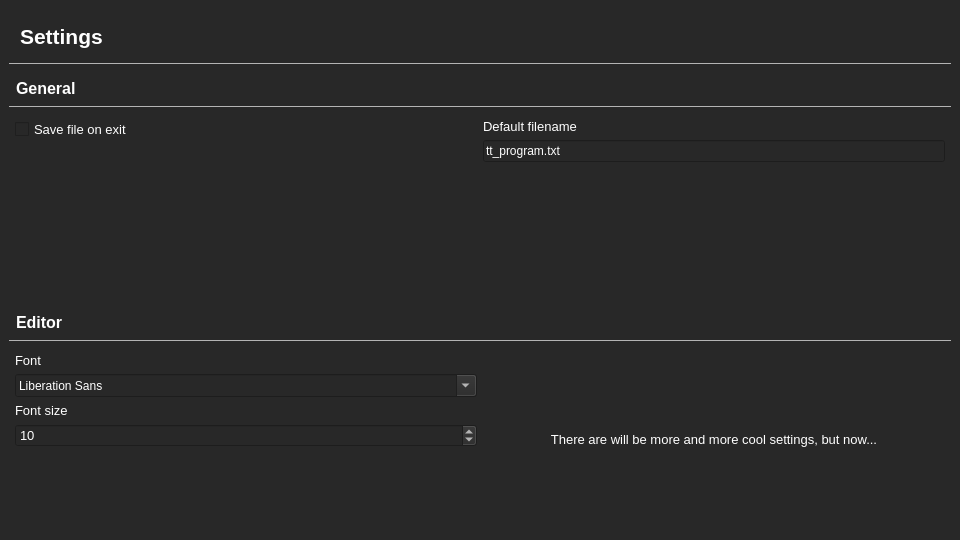
The window that ui/settings.ui (generalsuslik/grid-interpreter) describes before a commit, drawn with Qt 5.
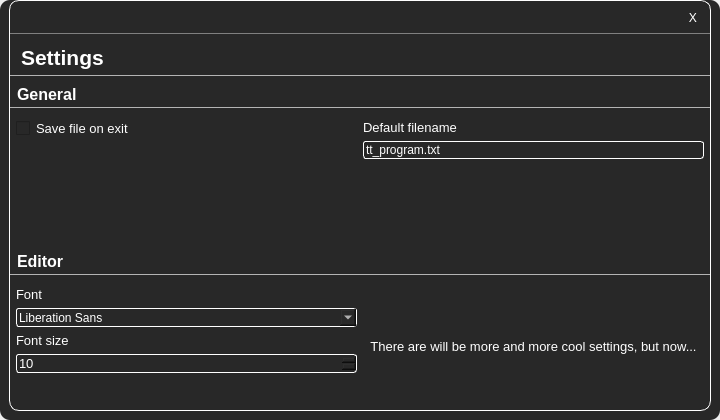
The same window after the commit.

Commit message: +settings now settings works CI/CD now has more longer lines and ignores flake8 W503 conflicting with PEP8's W504

Patch:
```diff
--- a/ui/settings.ui
+++ b/ui/settings.ui
@@ -6,38 +6,125 @@
    <rect>
     <x>0</x>
     <y>0</y>
-    <width>960</width>
-    <height>540</height>
+    <width>720</width>
+    <height>420</height>
    </rect>
   </property>
   <property name="minimumSize">
    <size>
-    <width>960</width>
-    <height>540</height>
+    <width>720</width>
+    <height>420</height>
    </size>
   </property>
   <property name="windowTitle">
    <string>Settings</string>
   </property>
   <property name="styleSheet">
-   <string notr="true">background: rgb(40, 40, 40);
-color: white;</string>
+   <string notr="true">background: none;
+color: white;
+padding: 0;</string>
   </property>
   <widget class="QWidget" name="centralwidget">
+   <property name="styleSheet">
+    <string notr="true">border-radius: 10px;
+background: rgb(40, 40, 40);</string>
+   </property>
    <layout class="QGridLayout" name="gridLayout_2">
+    <property name="topMargin">
+     <number>0</number>
+    </property>
     <item row="0" column="0">
-     <layout class="QVBoxLayout" name="verticalLayout" stretch="3,2,10,2,10">
+     <widget class="QWidget" name="widget" native="true">
+      <property name="styleSheet">
+       <string notr="true">border: 1px solid white;
+border-radius: 10px;</string>
+      </property>
+      <layout class="QVBoxLayout" name="verticalLayout" stretch="0,0,2,10,2,10">
+       <property name="spacing">
+        <number>6</number>
+       </property>
       <property name="leftMargin">
+        <number>1</number>
+       </property>
+       <property name="topMargin">
        <number>0</number>
       </property>
       <property name="rightMargin">
+        <number>1</number>
+       </property>
+       <property name="bottomMargin">
        <number>0</number>
       </property>
+       <item>
+        <widget class="QWidget" name="navbar_2" native="true">
+         <property name="styleSheet">
+          <string notr="true">border: none;
+background: none;
+border-radius: 0px;
+border-bottom: 1px solid grey;</string>
+         </property>
+         <layout class="QHBoxLayout" name="navbar">
+          <property name="topMargin">
+           <number>1</number>
+          </property>
+          <property name="rightMargin">
+           <number>1</number>
+          </property>
+          <property name="bottomMargin">
+           <number>1</number>
+          </property>
+          <item>
+           <spacer name="horizontalSpacer">
+            <property name="orientation">
+             <enum>Qt::Horizontal</enum>
+            </property>
+            <property name="sizeHint" stdset="0">
+             <size>
+              <width>40</width>
+              <height>20</height>
+             </size>
+            </property>
+           </spacer>
+          </item>
+          <item>
+           <widget class="QPushButton" name="close_btn">
+            <property name="minimumSize">
+             <size>
+              <width>32</width>
+              <height>32</height>
+             </size>
+            </property>
+            <property name="font">
+             <font>
+              <family>Microsoft JhengHei</family>
+              <pointsize>10</pointsize>
+             </font>
+            </property>
+            <property name="styleSheet">
+             <string notr="true">QPushButton {
+	padding: 7px;
+	background: rgb(40, 40, 40);
+	border: none;
+	border-radius: 10px;
+}
+
+QPushButton:hover {
+	background: rgb(60, 40, 40);
+}</string>
+            </property>
+            <property name="text">
+             <string notr="true">X</string>
+            </property>
+           </widget>
+          </item>
+         </layout>
+        </widget>
+       </item>
       <item>
        <widget class="QLabel" name="settings_label">
         <property name="minimumSize">
          <size>
-          <width>940</width>
+           <width>300</width>
           <height>0</height>
          </size>
         </property>
@@ -51,6 +138,8 @@
         </property>
         <property name="styleSheet">
          <string notr="true">padding: 5%;
+border: none;
+border-radius: 0;
 border-bottom: 1px solid rgb(180, 180, 180);</string>
         </property>
         <property name="text">
@@ -70,7 +159,10 @@
         </property>
         <property name="styleSheet">
          <string notr="true">padding: 3%;
-border-bottom: 1px solid rgb(180, 180, 180);</string>
+border: none;
+border-radius: 0;
+border-bottom: 1px solid rgb(180, 180, 180);
+</string>
         </property>
         <property name="text">
          <string>General</string>
@@ -106,6 +198,9 @@
               <pointsize>10</pointsize>
              </font>
             </property>
+             <property name="styleSheet">
+              <string notr="true">border: none;</string>
+             </property>
             <property name="text">
              <string>Save file on exit</string>
             </property>
@@ -135,6 +230,9 @@
               <pointsize>10</pointsize>
              </font>
             </property>
+             <property name="styleSheet">
+              <string notr="true">border: none;</string>
+             </property>
             <property name="text">
              <string>Default filename</string>
             </property>
@@ -142,6 +240,9 @@
           </item>
           <item>
            <widget class="QLineEdit" name="default_filename_edit">
+             <property name="styleSheet">
+              <string notr="true">border-radius: 3px;</string>
+             </property>
             <property name="text">
              <string>tt_program.txt</string>
             </property>
@@ -176,6 +277,8 @@
         </property>
         <property name="styleSheet">
          <string notr="true">padding: 3%;
+border: none;
+border-radius: 0;
 border-bottom: 1px solid rgb(180, 180, 180);</string>
         </property>
         <property name="text">
@@ -206,6 +309,9 @@
               <pointsize>10</pointsize>
              </font>
             </property>
+             <property name="styleSheet">
+              <string notr="true">border: none;</string>
+             </property>
             <property name="text">
              <string>Font</string>
             </property>
@@ -218,6 +324,9 @@
               <pointsize>10</pointsize>
              </font>
             </property>
+             <property name="styleSheet">
+              <string notr="true">border-radius: 3px;</string>
+             </property>
            </widget>
           </item>
           <item>
@@ -227,6 +336,9 @@
               <pointsize>10</pointsize>
              </font>
             </property>
+             <property name="styleSheet">
+              <string notr="true">border: none;</string>
+             </property>
             <property name="text">
              <string>Font size</string>
             </property>
@@ -239,6 +351,9 @@
               <pointsize>10</pointsize>
              </font>
             </property>
+             <property name="styleSheet">
+              <string notr="true">border-radius: 3px;</string>
+             </property>
             <property name="minimum">
              <number>4</number>
             </property>
@@ -274,6 +389,9 @@
               <pointsize>10</pointsize>
              </font>
             </property>
+             <property name="styleSheet">
+              <string notr="true">border: none;</string>
+             </property>
             <property name="text">
              <string>There are will be more and more cool settings, but now...</string>
             </property>
@@ -287,6 +405,7 @@
        </layout>
       </item>
      </layout>
+     </widget>
     </item>
    </layout>
   </widget>
```
Lines whose indentation alone changed are shown as unchanged. The commit also changes 8 other files.
